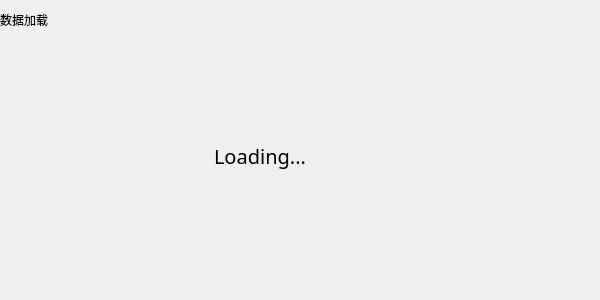
First picture: the form in ChainIDE/waitingforsync.ui, repository HcashOrg/HX-IDE, before the edit.
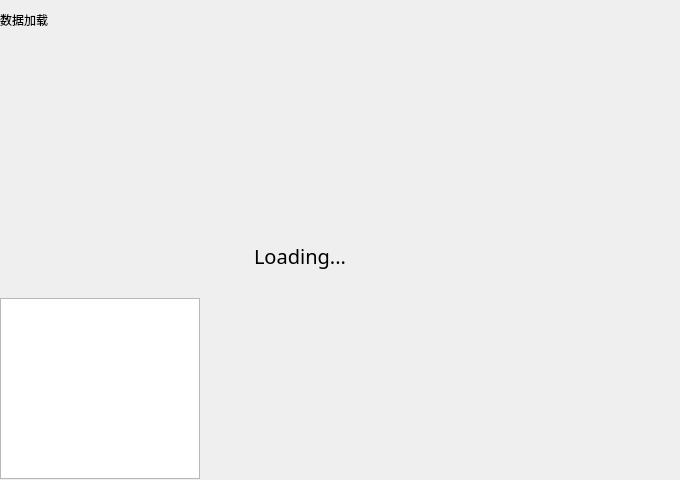
Second picture: the form after the edit.

```diff
--- a/ChainIDE/waitingforsync.ui
+++ b/ChainIDE/waitingforsync.ui
@@ -6,8 +6,8 @@
    <rect>
     <x>0</x>
     <y>0</y>
-    <width>600</width>
-    <height>300</height>
+    <width>680</width>
+    <height>480</height>
    </rect>
   </property>
   <property name="windowTitle">
@@ -16,8 +16,8 @@
   <widget class="QLabel" name="loadingLabel">
    <property name="geometry">
     <rect>
-     <x>140</x>
-     <y>140</y>
+     <x>180</x>
+     <y>240</y>
      <width>240</width>
      <height>31</height>
     </rect>
@@ -46,7 +46,7 @@
     <rect>
      <x>0</x>
      <y>0</y>
-     <width>600</width>
+     <width>680</width>
      <height>40</height>
     </rect>
    </property>
@@ -57,6 +57,16 @@
     <string>数据加载</string>
    </property>
   </widget>
+  <widget class="QTextBrowser" name="waitSync">
+   <property name="geometry">
+    <rect>
+     <x>0</x>
+     <y>298</y>
+     <width>200</width>
+     <height>181</height>
+    </rect>
+   </property>
+  </widget>
  </widget>
  <resources/>
  <connections/>
```
